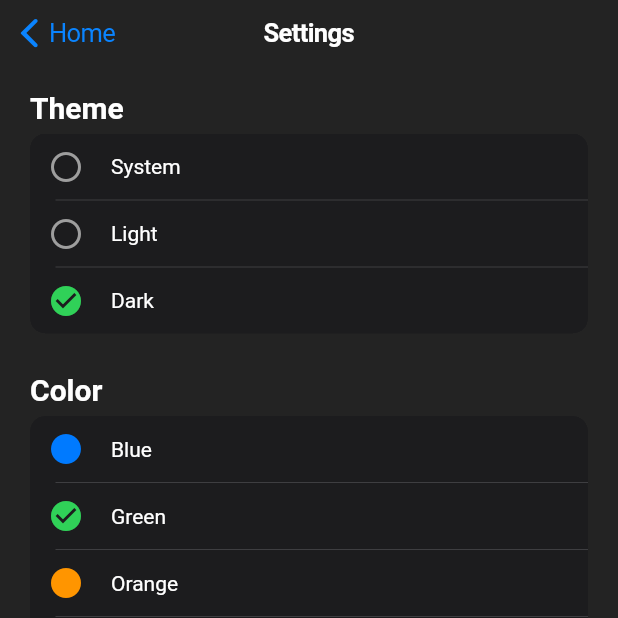
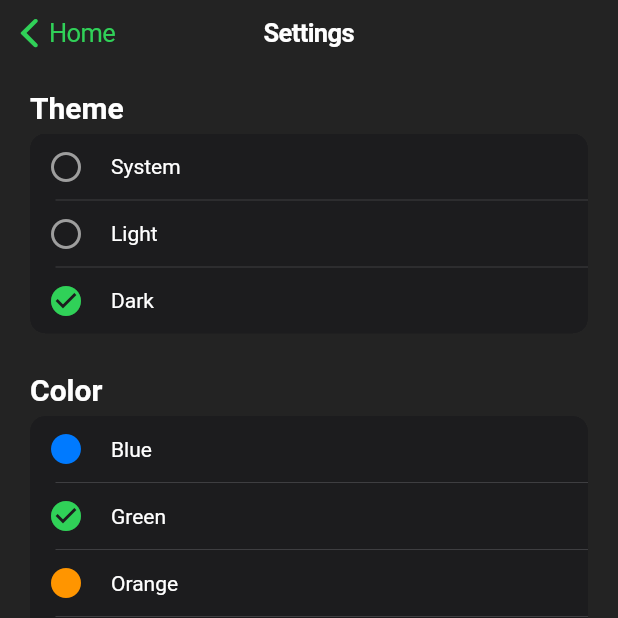
Before and after one commit to jakubd255/currency-converter, a Flutter app: the SettingsPage screen opened directly, after a tap on "Light", after a tap on "Dark", after a tap on "Green", on a phone screen of 412 x 824 dp, the top half of it. Run offline on Flutter 3.47's test engine with Material 3 defaults, Android fonts, the light colour scheme and no system bars; our stand-ins replace connectivity, dio, hive, hive_flutter; accounts and stored records are empty; network calls fail.

Commit message:
Text theme primary color fix

```diff
--- a/lib/main.dart
+++ b/lib/main.dart
@@ -61,11 +61,11 @@ class _MyAppState extends State<MyApp> {
                 brightness: theme.getBrightness(context),
                 textTheme: CupertinoTextThemeData(
                     textStyle: TextStyle(
-                        color: textColor
+                        color: textColor,
                     ),
+                    primaryColor: theme.themeColor.primary
                 ),
             ),
-            //themeMode: Provider.of<ThemeProvider>(context).themeMode,
             home: const HomePage(),
         );
     }
```
Also changed, not shown: 1 other file.
